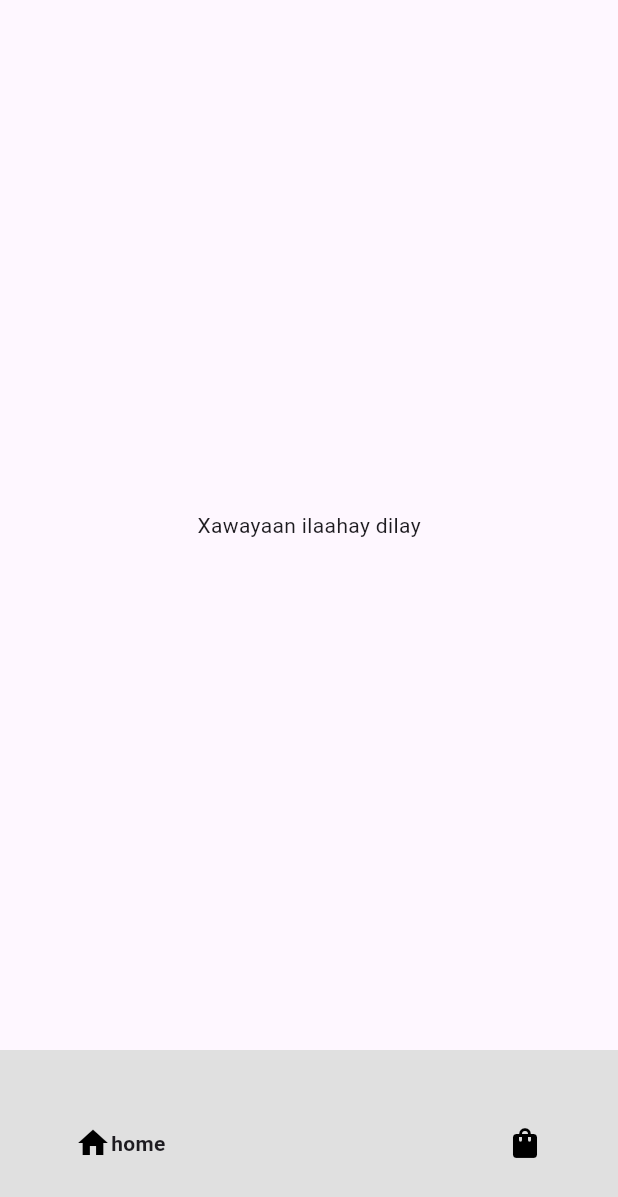
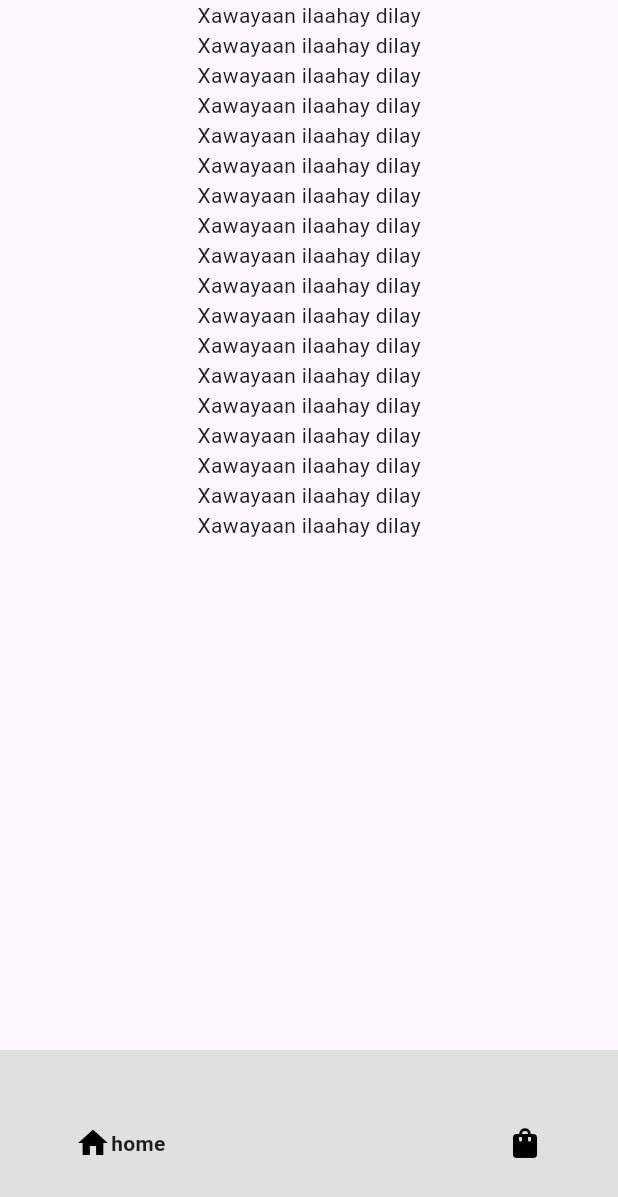
Before and after one commit to jibril-ali7/jibro, a Flutter app: the screen it shows after launch, after a tap on "shop now", on a phone screen of 412 x 824 dp. Shown: the top 1197 px of the screen. Run offline on Flutter 3.47's test engine with Material 3 defaults, Android fonts, the light colour scheme and no system bars; drawn by our look-alikes of google_nav_bar.

Commit message:
multiple texts inhhmm .dart

```diff
--- a/lib/pages/hhm.dart
+++ b/lib/pages/hhm.dart
@@ -9,7 +9,28 @@ class Hhm extends StatelessWidget {
     return Scaffold(
       body: Center(
         child: Container(
-          child: Text('Xawayaan ilaahay dilay'),
+          child: Column(
+            children: [
+              Text('Xawayaan ilaahay dilay'),
+              Text('Xawayaan ilaahay dilay'),
+              Text('Xawayaan ilaahay dilay'),
+              Text('Xawayaan ilaahay dilay'),
+              Text('Xawayaan ilaahay dilay'),
+              Text('Xawayaan ilaahay dilay'),
+              Text('Xawayaan ilaahay dilay'),
+              Text('Xawayaan ilaahay dilay'),
+              Text('Xawayaan ilaahay dilay'),
+              Text('Xawayaan ilaahay dilay'),
+              Text('Xawayaan ilaahay dilay'),
+              Text('Xawayaan ilaahay dilay'),
+              Text('Xawayaan ilaahay dilay'),
+              Text('Xawayaan ilaahay dilay'),
+              Text('Xawayaan ilaahay dilay'),
+              Text('Xawayaan ilaahay dilay'),
+              Text('Xawayaan ilaahay dilay'),
+              Text('Xawayaan ilaahay dilay'),
+            ],
+          ),
         ),
       ),
     );
```
